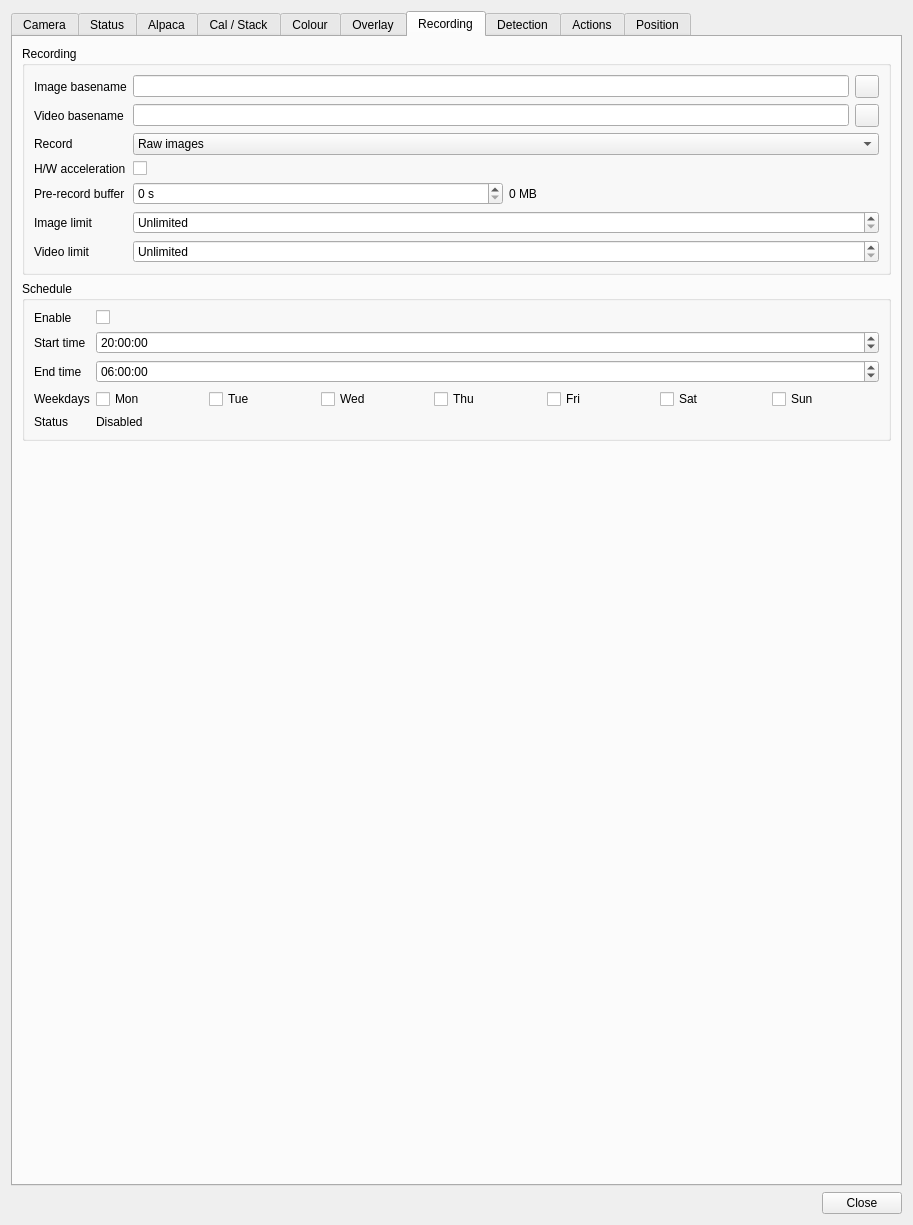
Qt form plugins/feature/camera/camerasettingsdialog.ui (srcejon/sdrangel) before a commit.
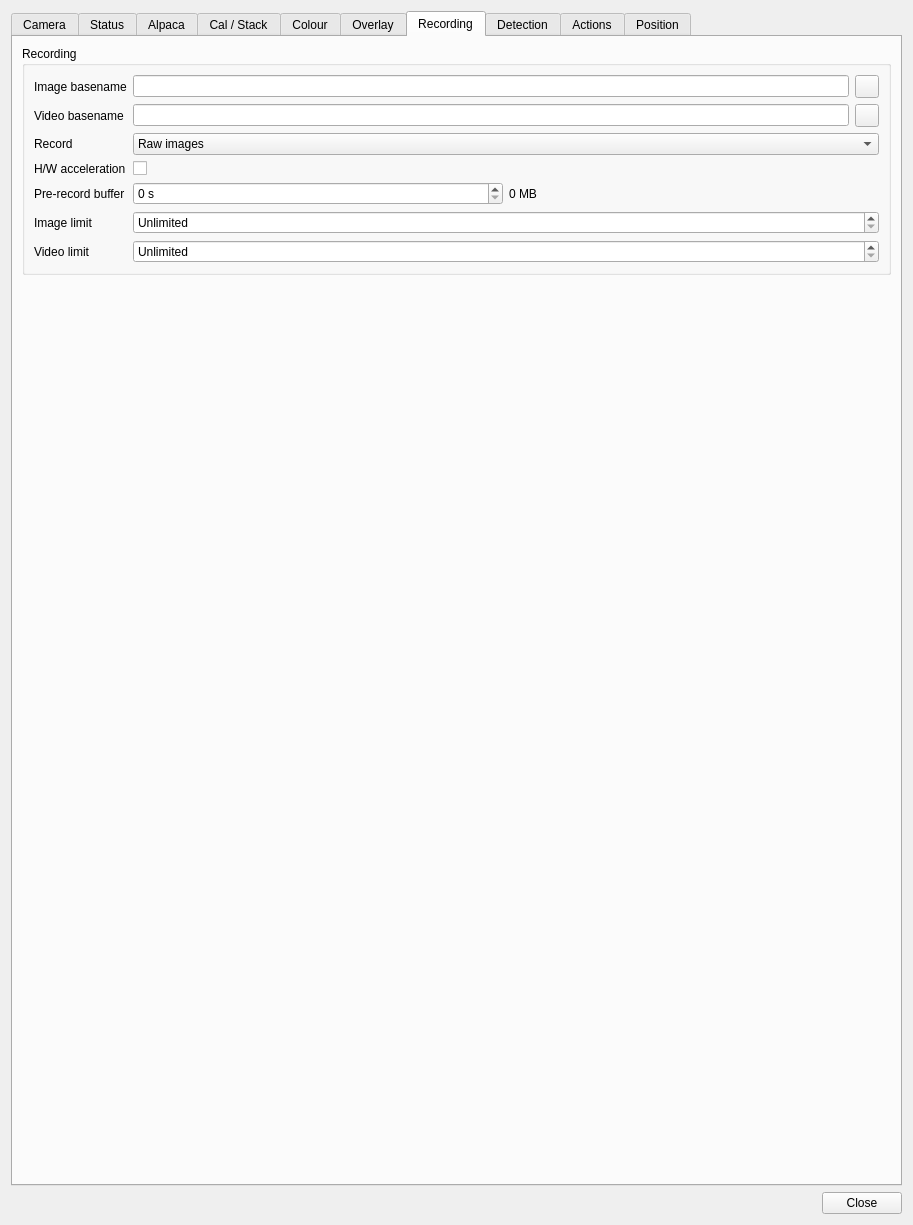
The same form after that commit. The open tabs and pages were chosen to show the change. Icons and pictures are not drawn. Custom widgets are drawn as their Qt base class.

Commit message: Remove camera schedule and ridge detection

The edit to the form file:
```diff
--- a/plugins/feature/camera/camerasettingsdialog.ui
+++ b/plugins/feature/camera/camerasettingsdialog.ui
@@ -3693,145 +3693,6 @@
          </layout>
         </widget>
        </item>
-       <item>
-        <widget class="QGroupBox" name="captureScheduleGroup">
-         <property name="title">
-          <string>Schedule</string>
-         </property>
-         <layout class="QFormLayout" name="captureScheduleLayout">
-          <item row="0" column="0">
-           <widget class="QLabel" name="scheduleEnabledLabel">
-            <property name="text">
-             <string>Enable</string>
-            </property>
-           </widget>
-          </item>
-          <item row="0" column="1">
-           <widget class="QCheckBox" name="scheduleEnabledCheck">
-            <property name="text">
-             <string/>
-            </property>
-           </widget>
-          </item>
-          <item row="1" column="0">
-           <widget class="QLabel" name="scheduleStartTimeLabel">
-            <property name="text">
-             <string>Start time</string>
-            </property>
-           </widget>
-          </item>
-          <item row="1" column="1">
-           <widget class="QTimeEdit" name="scheduleStartTimeEdit">
-            <property name="displayFormat">
-             <string>HH:mm:ss</string>
-            </property>
-            <property name="time">
-             <time>
-              <hour>20</hour>
-              <minute>0</minute>
-              <second>0</second>
-             </time>
-            </property>
-           </widget>
-          </item>
-          <item row="2" column="0">
-           <widget class="QLabel" name="scheduleEndTimeLabel">
-            <property name="text">
-             <string>End time</string>
-            </property>
-           </widget>
-          </item>
-          <item row="2" column="1">
-           <widget class="QTimeEdit" name="scheduleEndTimeEdit">
-            <property name="displayFormat">
-             <string>HH:mm:ss</string>
-            </property>
-            <property name="time">
-             <time>
-              <hour>6</hour>
-              <minute>0</minute>
-              <second>0</second>
-             </time>
-            </property>
-           </widget>
-          </item>
-          <item row="3" column="0">
-           <widget class="QLabel" name="scheduleWeekdaysLabel">
-            <property name="text">
-             <string>Weekdays</string>
-            </property>
-           </widget>
-          </item>
-          <item row="3" column="1">
-           <layout class="QHBoxLayout" name="scheduleWeekdaysLayout">
-            <item>
-             <widget class="QCheckBox" name="scheduleMondayCheck">
-              <property name="text">
-               <string>Mon</string>
-              </property>
-             </widget>
-            </item>
-            <item>
-             <widget class="QCheckBox" name="scheduleTuesdayCheck">
-              <property name="text">
-               <string>Tue</string>
-              </property>
-             </widget>
-            </item>
-            <item>
-             <widget class="QCheckBox" name="scheduleWednesdayCheck">
-              <property name="text">
-               <string>Wed</string>
-              </property>
-             </widget>
-            </item>
-            <item>
-             <widget class="QCheckBox" name="scheduleThursdayCheck">
-              <property name="text">
-               <string>Thu</string>
-              </property>
-             </widget>
-            </item>
-            <item>
-             <widget class="QCheckBox" name="scheduleFridayCheck">
-              <property name="text">
-               <string>Fri</string>
-              </property>
-             </widget>
-            </item>
-            <item>
-             <widget class="QCheckBox" name="scheduleSaturdayCheck">
-              <property name="text">
-               <string>Sat</string>
-              </property>
-             </widget>
-            </item>
-            <item>
-             <widget class="QCheckBox" name="scheduleSundayCheck">
-              <property name="text">
-               <string>Sun</string>
-              </property>
-             </widget>
-            </item>
-           </layout>
-          </item>
-          <item row="4" column="0">
-           <widget class="QLabel" name="scheduleStatusLabel">
-            <property name="text">
-             <string>Status</string>
-            </property>
-           </widget>
-          </item>
-          <item row="4" column="1">
-           <widget class="QLabel" name="scheduleStatusValue">
-            <property name="text">
-             <string>Disabled</string>
-            </property>
-           </widget>
-          </item>
-         </layout>
-        </widget>
-       </item>
        <item>
         <spacer name="verticalSpacer_6">
          <property name="orientation">
```
Left out of the diff: 121 changed lines with no effect on the pictures. The commit also changes 8 other files.
